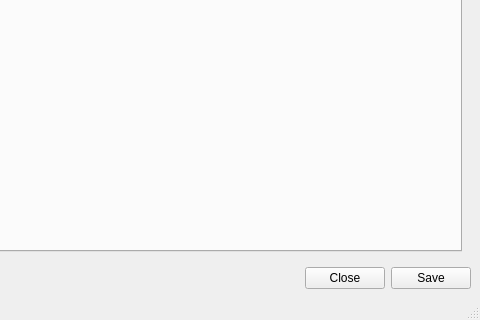
Before: the Qt Designer form OTModules/OTGeneric/wpreferences.ui in pietr26/OMSI-Tools, drawn with Qt 5; both pictures show x 339 to 819 and y 286 to 606 of the 819 by 606 pixel window.
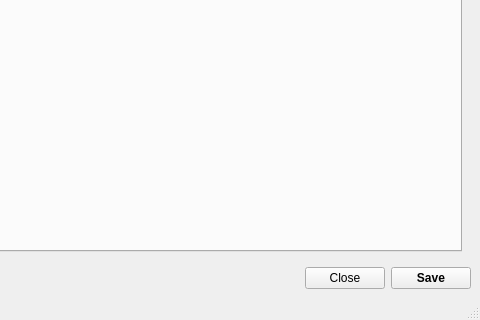
After: the same form once the commit is applied. Icons and pictures are not drawn.

```diff
--- a/OTModules/OTGeneric/wpreferences.ui
+++ b/OTModules/OTGeneric/wpreferences.ui
@@ -787,6 +787,11 @@
       </item>
       <item>
        <widget class="QPushButton" name="btnSave">
+        <property name="font">
+         <font>
+          <bold>true</bold>
+         </font>
+        </property>
         <property name="text">
          <string>Save</string>
         </property>
```
Left out of the diff: 48 changed lines with no effect on the pictures.
